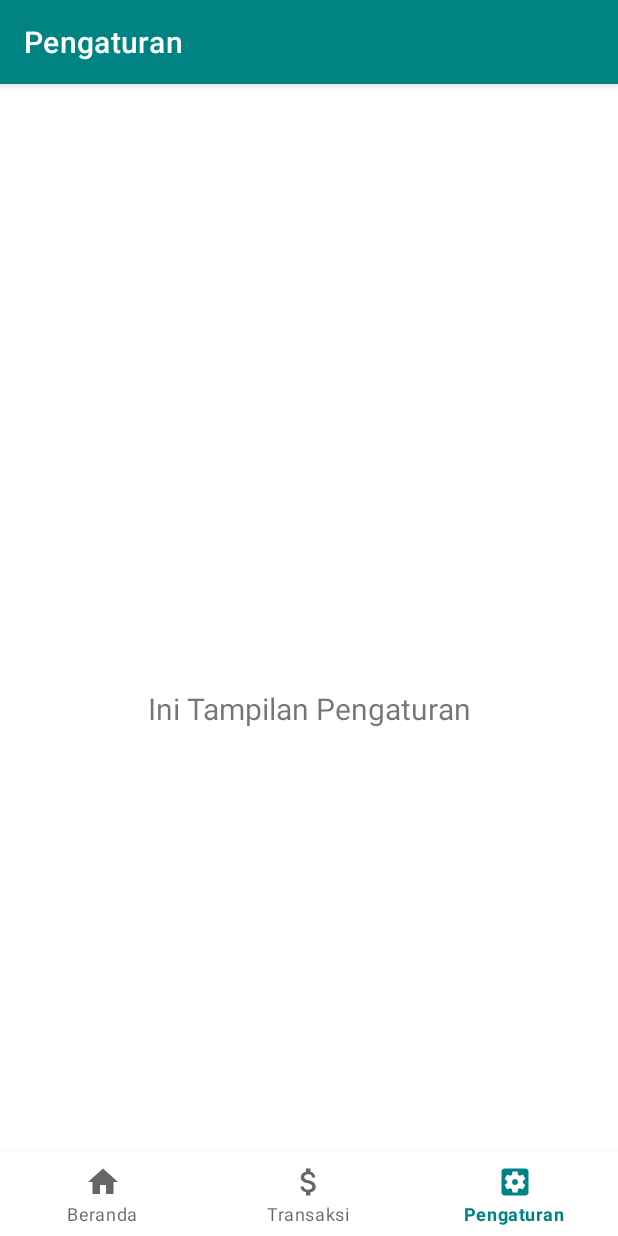
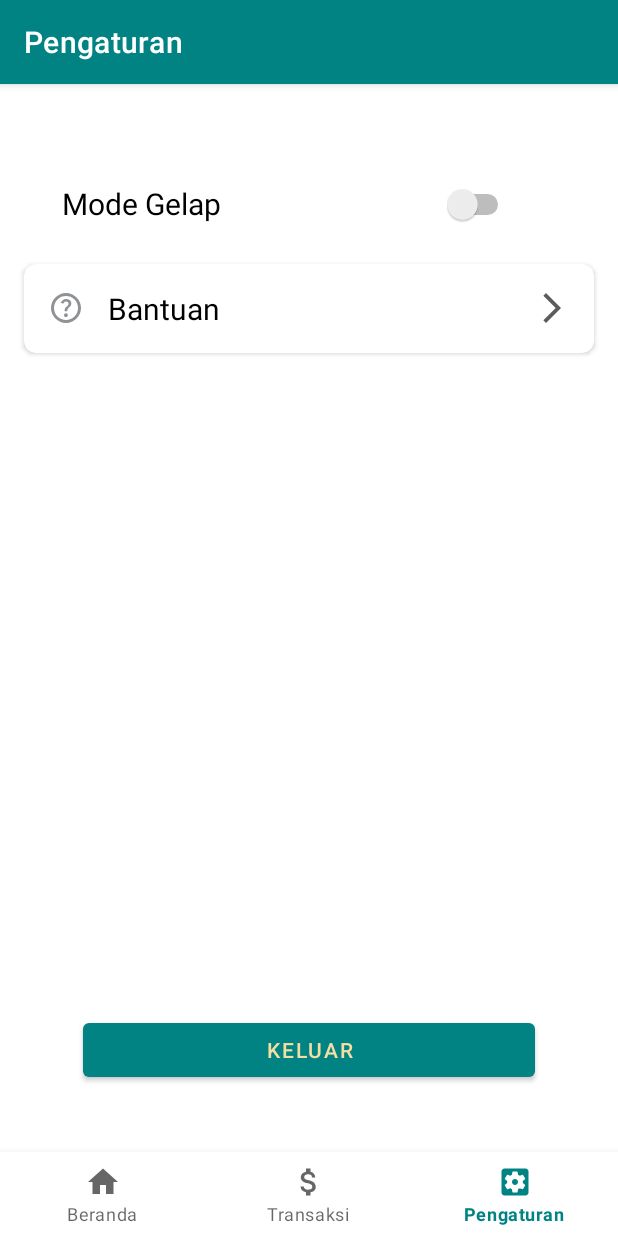
Before and after one commit to dorizx/SelenaApp, an Android app: the SettingsFragment screen opened through its navigation route, on a phone screen of 412 x 824 dp. Run offline under Robolectric (Android 15) with nearby library versions, the phone set to English and light mode, and no system bars; our stand-ins replace navigation-ui.

Commit message:
logic button logout

```diff
--- a/app/src/main/java/com/example/selenaapp/ui/settings/SettingsFragment.kt
+++ b/app/src/main/java/com/example/selenaapp/ui/settings/SettingsFragment.kt
@@ -1,5 +1,6 @@
 package com.example.selenaapp.ui.settings
 
+import android.content.Intent
 import android.os.Bundle
 import android.view.LayoutInflater
 import android.view.View
@@ -8,6 +9,7 @@ import android.widget.TextView
 import androidx.fragment.app.Fragment
 import androidx.lifecycle.ViewModelProvider
 import com.example.selenaapp.databinding.FragmentSettingsBinding
+import com.example.selenaapp.ui.login.LoginActivity
 
 class SettingsFragment : Fragment() {
 
@@ -28,9 +30,11 @@ class SettingsFragment : Fragment() {
         _binding = FragmentSettingsBinding.inflate(inflater, container, false)
         val root: View = binding.root
 
-        val textView: TextView = binding.textSettings
-        settingViewModel.text.observe(viewLifecycleOwner) {
-            textView.text = it
+
+        binding.btnLogout.setOnClickListener {
+            val intent = Intent(requireContext(), LoginActivity::class.java)
+            intent.flags = Intent.FLAG_ACTIVITY_NEW_TASK or Intent.FLAG_ACTIVITY_CLEAR_TASK
+            startActivity(intent)
         }
         return root
     }
--- /dev/null
+++ b/app/src/main/res/drawable/ic_arrow_right.xml
@@ -0,0 +1,5 @@
+<vector xmlns:android="http://schemas.android.com/apk/res/android" android:alpha="0.7" android:autoMirrored="true" android:height="24dp" android:tint="#171616" android:viewportHeight="24" android:viewportWidth="24" android:width="24dp">
+
+    <path android:fillColor="@android:color/white" android:pathData="M6.23,20.23l1.77,1.77l10,-10l-10,-10l-1.77,1.77l8.23,8.23z"/>
+
+</vector>
--- /dev/null
+++ b/app/src/main/res/drawable/ic_help.xml
@@ -0,0 +1,5 @@
+<vector xmlns:android="http://schemas.android.com/apk/res/android" android:alpha="0.7" android:height="24dp" android:viewportHeight="960" android:viewportWidth="960" android:width="24dp">
+
+    <path android:fillColor="#5f6368" android:pathData="M478,720q21,0 35.5,-14.5T528,670q0,-21 -14.5,-35.5T478,620q-21,0 -35.5,14.5T428,670q0,21 14.5,35.5T478,720ZM442,566h74q0,-33 7.5,-52t42.5,-52q26,-26 41,-49.5t15,-56.5q0,-56 -41,-86t-97,-30q-57,0 -92.5,30T342,342l66,26q5,-18 22.5,-39t53.5,-21q32,0 48,17.5t16,38.5q0,20 -12,37.5T506,434q-44,39 -54,59t-10,73ZM480,880q-83,0 -156,-31.5T197,763q-54,-54 -85.5,-127T80,480q0,-83 31.5,-156T197,197q54,-54 127,-85.5T480,80q83,0 156,31.5T763,197q54,54 85.5,127T880,480q0,83 -31.5,156T763,763q-54,54 -127,85.5T480,880ZM480,800q134,0 227,-93t93,-227q0,-134 -93,-227t-227,-93q-134,0 -227,93t-93,227q0,134 93,227t227,93ZM480,480Z"/>
+
+</vector>
--- a/app/src/main/res/layout/fragment_settings.xml
+++ b/app/src/main/res/layout/fragment_settings.xml
@@ -6,17 +6,74 @@
     android:layout_height="match_parent"
     tools:context=".ui.settings.SettingsFragment">
 
-    <TextView
-        android:id="@+id/text_settings"
+
+    <Switch
+        android:id="@+id/switch2"
+        android:layout_width="301dp"
+        android:layout_height="48dp"
+        android:layout_marginStart="41dp"
+        android:layout_marginEnd="36dp"
+        android:text="@string/dark_mode"
+        android:textSize="20sp"
+        app:layout_constraintEnd_toEndOf="parent"
+        app:layout_constraintHorizontal_bias="0.0"
+        app:layout_constraintStart_toStartOf="parent"
+        app:layout_constraintTop_toTopOf="parent"
+        tools:ignore="UseSwitchCompatOrMaterialXml" />
+
+    <androidx.cardview.widget.CardView
+        android:id="@+id/card_help"
         android:layout_width="match_parent"
         android:layout_height="wrap_content"
-        android:layout_marginStart="8dp"
-        android:layout_marginTop="8dp"
-        android:layout_marginEnd="8dp"
-        android:textAlignment="center"
-        android:textSize="20sp"
+        android:layout_margin="16dp"
+        app:cardCornerRadius="8dp"
+        android:clickable="true"
+        android:focusable="true"
+        app:layout_constraintTop_toBottomOf="@id/switch2"
+        app:layout_constraintStart_toStartOf="parent"
+        app:layout_constraintEnd_toEndOf="parent">
+
+        <LinearLayout
+            android:layout_width="match_parent"
+            android:layout_height="wrap_content"
+            android:orientation="horizontal"
+            android:padding="16dp"
+            android:gravity="center_vertical">
+
+            <ImageView
+                android:id="@+id/icon_help"
+                android:layout_width="24dp"
+                android:layout_height="24dp"
+                android:src="@drawable/ic_help"
+                android:contentDescription="@string/help_icon" />
+
+            <TextView
+                android:id="@+id/tv_help"
+                android:layout_width="0dp"
+                android:layout_height="wrap_content"
+                android:layout_marginStart="16dp"
+                android:layout_weight="1"
+                android:text="@string/help"
+                android:textSize="20sp"
+                android:textColor="@color/black" />
+
+            <ImageView
+                android:id="@+id/icon_arrow"
+                android:layout_width="24dp"
+                android:layout_height="24dp"
+                android:src="@drawable/ic_arrow_right"
+                android:contentDescription="@string/arrow_icon" />
+        </LinearLayout>
+    </androidx.cardview.widget.CardView>
+
+    <Button
+        android:id="@+id/btn_logout"
+        android:layout_width="301dp"
+        android:layout_height="wrap_content"
+        android:text="@string/logout"
         app:layout_constraintBottom_toBottomOf="parent"
+        app:layout_constraintStart_toStartOf="parent"
         app:layout_constraintEnd_toEndOf="parent"
-        app:layout_constraintStart_toStartOf="parent"
-        app:layout_constraintTop_toTopOf="parent" />
+        app:layout_constraintHorizontal_bias="0.5"
+        android:layout_marginBottom="100dp" />
 </androidx.constraintlayout.widget.ConstraintLayout>
--- a/app/src/main/res/values/strings.xml
+++ b/app/src/main/res/values/strings.xml
@@ -27,5 +27,10 @@
     <string name="title_form_data">Form Tambah Transaksi</string>
     <string name="title_login_page">Login</string>
     <string name="title_signup_page">Sign Up</string>
+    <string name="logout">Keluar</string>
+    <string name="dark_mode">Mode Gelap</string>
+    <string name="help">Bantuan</string>
+    <string name="help_icon">icon help</string>
+    <string name="arrow_icon">icon arrow</string>
 
 </resources>
```
